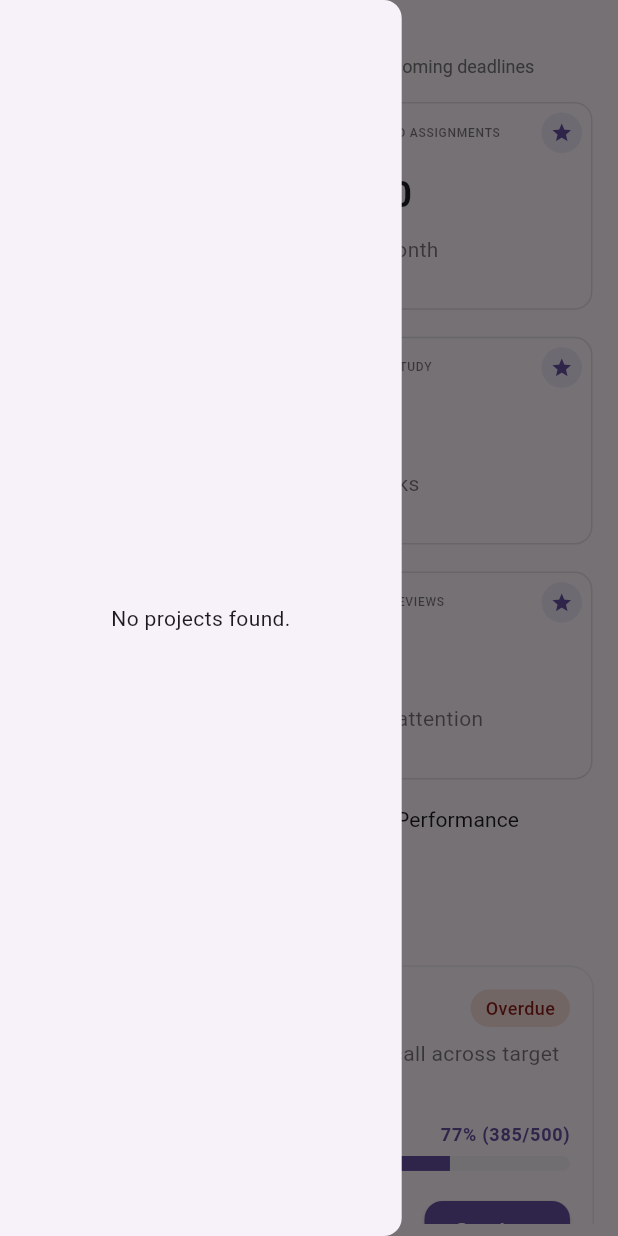
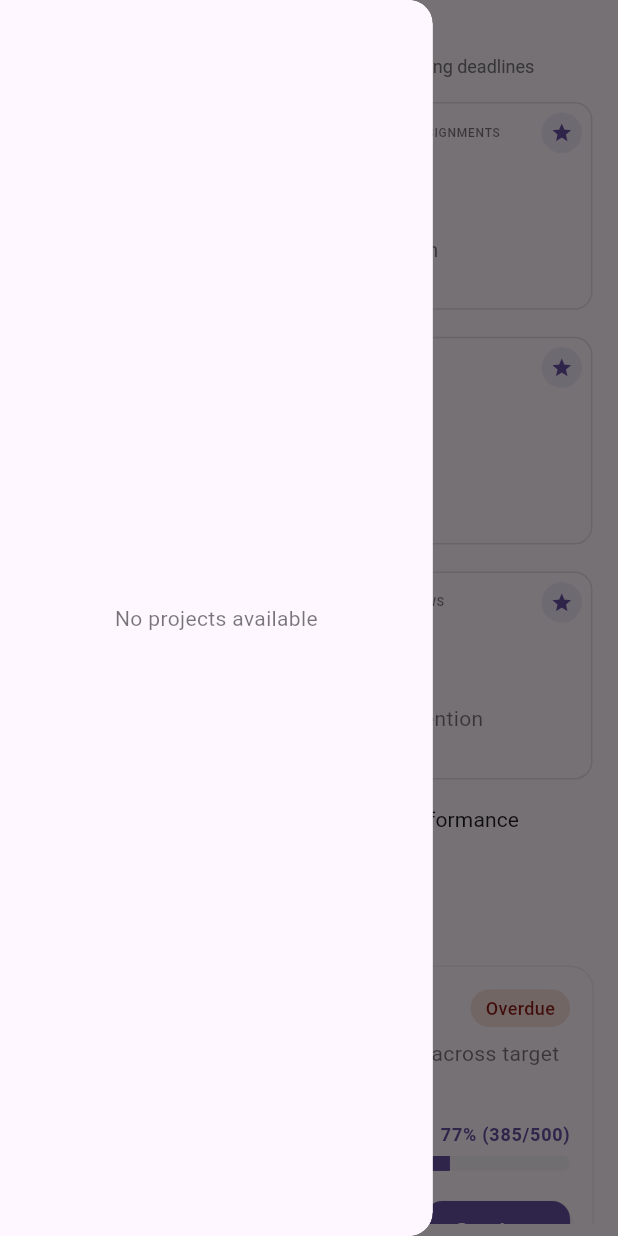
Before and after one commit to Ahmedx44/data4impact, a Flutter app: the HomeView screen opened directly, with the side drawer open, on a phone screen of 412 x 824 dp. Run offline on Flutter 3.47's test engine with Material 3 defaults, Android fonts, the phone set to English and light mode, and no system bars; drawn by our look-alikes of toastification; our stand-ins replace awesome_bottom_bar, bloc, dio, equatable, fl_chart, flutter_bloc and 9 more; missing offline and left inert: flutter_web_auth_2; accounts and stored records are empty.

Commit message:
Refactor: Enhance Project Drawer UI
This commit refactors the `ProjectDrawer` widget for an improved visual appearance and user experience.

**Key Changes:**

- **Styling:**
    - Increased `Drawer` width from `0.65` to `0.7` of screen width.
    - Increased `elevation` from `4` to `8`.
    - Updated `borderRadius` from `12` to `16`.
    - Applied a `Container` with a `BoxDecoration` to the `Drawer` child for better background color control, especially in dark mode (uses `surface` color with 0.9 opacity).
- **Header:**
    - Changed title from "Data Collection Projects" to "My Projects".
    - Increased title font size to `20` and font weight to `w700`.
    - Removed the "Close Drawer" `IconButton`.
- **Project List Items:**
    - Redesigned the layout of each project item:
        - Icon container is now circular with a fixed size (40x40) and uses `primary.withOpacity(0.1)` for background.
        - Folder icon size increased to `20`.
        - Added a `chevron_right` icon to indicate selection.
        - Removed the project description from the drawer item.
        - Adjusted padding and spacing for a cleaner look.
    - Divider separating project items now has an indent and a reduced opacity for a more subtle look.
- **Loading and Error States:**
    - `CircularProgressIndicator` `strokeWidth` changed to `2`.
    - Error messages are now centered and padded, using `GoogleFonts.lexendDeca`.
    - "No projects found" message changed to "No projects available" and styled with opacity.
- **General:**
    - Improved consistency in `GoogleFonts.lexendDeca` usage.
    - Code formatting and structure improved for readability.

```diff
--- a/apps/data4impact/lib/features/home/widget/project_drawer.dart
+++ b/apps/data4impact/lib/features/home/widget/project_drawer.dart
@@ -13,83 +13,123 @@ class ProjectDrawer extends StatelessWidget {
     final isDark = theme.brightness == Brightness.dark;
 
     return Drawer(
-      width: MediaQuery.of(context).size.width * 0.65,
-      elevation: 4,
+      width: MediaQuery.of(context).size.width * 0.7,
+      elevation: 8,
       shape: const RoundedRectangleBorder(
-        borderRadius: BorderRadius.horizontal(right: Radius.circular(12)),
+        borderRadius: BorderRadius.horizontal(right: Radius.circular(16)),
+      ),
+      child: Container(
+        decoration: BoxDecoration(
+          color: isDark
+              ? theme.colorScheme.surface.withOpacity(0.9)
+              : theme.colorScheme.surface,
+          borderRadius: const BorderRadius.horizontal(
+            right: Radius.circular(16),
+          ),
         ),
         child: SafeArea(
           child: BlocBuilder<HomeCubit, HomeState>(
             builder: (context, state) {
               if (state.isLoading) {
-              return const Center(child: CircularProgressIndicator());
+                return const Center(
+                  child: CircularProgressIndicator(
+                    strokeWidth: 2,
+                  ),
+                );
               }
 
               if (state.message != null) {
-              return Center(child: Text(state.message!));
+                return Center(
+                  child: Padding(
+                    padding: const EdgeInsets.all(16),
+                    child: Text(
+                      state.message!,
+                      textAlign: TextAlign.center,
+                      style: GoogleFonts.lexendDeca(),
+                    ),
+                  ),
+                );
               }
 
               if (state.projects.isEmpty) {
-              return const Center(child: Text('No projects found.'));
+                return Center(
+                  child: Text(
+                    'No projects available',
+                    style: GoogleFonts.lexendDeca(
+                      color: theme.colorScheme.onSurface.withOpacity(0.6),
+                    ),
+                  ),
+                );
               }
 
               return Column(
                 crossAxisAlignment: CrossAxisAlignment.start,
                 children: [
+                  // Header
                   Padding(
-                  padding: const EdgeInsets.fromLTRB(24, 24, 16, 16),
-                  child: Text(
-                    'Data Collection Projects',
+                    padding: const EdgeInsets.fromLTRB(24, 24, 24, 16),
+                    child: Row(
+                      children: [
+                        Text(
+                          'My Projects',
                           style: GoogleFonts.lexendDeca(
-                      fontSize: 18,
-                      fontWeight: FontWeight.w600,
+                            fontSize: 20,
+                            fontWeight: FontWeight.w700,
                             color: theme.colorScheme.onSurface,
                           ),
                         ),
+                        const Spacer(),
+                      ],
                     ),
-                const Divider(height: 1, thickness: 1),
+                  ),
+
+                  // Divider
+                  Divider(
+                    height: 1,
+                    thickness: 1,
+                    color: theme.colorScheme.outline.withOpacity(0.1),
+                  ),
+
+                  // Project List
                   Expanded(
                     child: ListView.separated(
-                    padding: const EdgeInsets.symmetric(vertical: 12),
+                      padding: const EdgeInsets.only(top: 8),
                       itemCount: state.projects.length,
                       separatorBuilder: (_, __) => Divider(
                         height: 1,
-                      indent: 24,
+                        indent: 72,
                         endIndent: 24,
-                      color: theme.colorScheme.outline.withOpacity(0.1),
+                        color: theme.colorScheme.outline.withOpacity(0.05),
                       ),
                       itemBuilder: (context, index) {
                         final project = state.projects[index];
                         return Material(
                           color: Colors.transparent,
                           child: InkWell(
+                            borderRadius: BorderRadius.circular(12),
                             onTap: () => Navigator.pop(context),
-                          splashColor: theme.colorScheme.primary.withOpacity(0.1),
-                          borderRadius: BorderRadius.circular(8),
                             child: Padding(
                               padding: const EdgeInsets.symmetric(
-                                horizontal: 16.0, vertical: 12),
-                            child: Column(
-                              crossAxisAlignment: CrossAxisAlignment.start,
-                              children: [
-                                Row(
+                                horizontal: 24,
+                                vertical: 12,
+                              ),
+                              child: Row(
                                 children: [
                                   Container(
-                                      padding: const EdgeInsets.all(6),
+                                    width: 40,
+                                    height: 40,
                                     decoration: BoxDecoration(
-                                        color: isDark
-                                            ? theme.colorScheme.primaryContainer
-                                            : theme.colorScheme.primary
+                                      color: theme.colorScheme.primary
                                           .withOpacity(0.1),
-                                        borderRadius: BorderRadius.circular(8),
+                                      borderRadius: BorderRadius.circular(10),
                                     ),
                                     child: Icon(
                                       Icons.folder_rounded,
-                                        size: 18,
+                                      size: 20,
                                       color: theme.colorScheme.primary,
                                     ),
                                   ),
-                                    const SizedBox(width: 12),
+                                  const SizedBox(width: 16),
                                   Expanded(
                                     child: Text(
                                       project.title,
@@ -98,24 +138,15 @@ class ProjectDrawer extends StatelessWidget {
                                         fontWeight: FontWeight.w500,
                                         color: theme.colorScheme.onSurface,
                                       ),
+                                      overflow: TextOverflow.ellipsis,
                                     ),
                                   ),
-                                  ],
+                                  Icon(
+                                    Icons.chevron_right,
+                                    size: 20,
+                                    color: theme.colorScheme.onSurface
+                                        .withOpacity(0.4),
                                   ),
-                                if (project.description != null) ...[
-                                  const SizedBox(height: 4),
-                                  Padding(
-                                    padding: const EdgeInsets.only(left: 42),
-                                    child: Text(
-                                      project.description!,
-                                      style: GoogleFonts.lexendDeca(
-                                        fontSize: 12,
-                                        color: theme.colorScheme.onSurface
-                                            .withOpacity(0.6),
-                                      ),
-                                    ),
-                                  ),
-                                ],
                                 ],
                               ),
                             ),
@@ -129,6 +160,7 @@ class ProjectDrawer extends StatelessWidget {
             },
           ),
         ),
+      ),
     );
   }
 }
```
Lines whose indentation alone changed are shown as unchanged.
